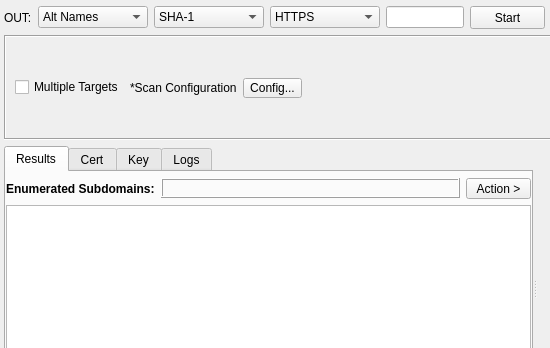
Before: the Qt Designer form sub3suite/src/engines/ssl/Ssl.ui in 3nock/OTE, drawn with Qt 5; both pictures show x 0 to 550 and y 0 to 348 of the 727 by 429 pixel window.
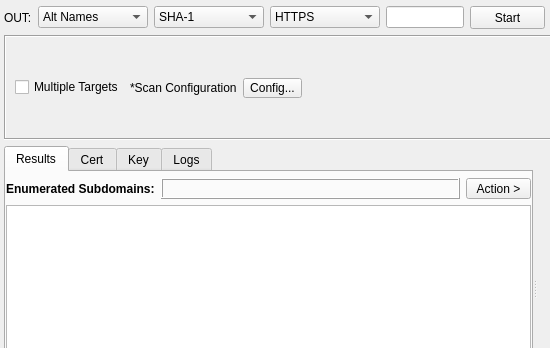
After: the same form once the commit is applied. Custom widgets are drawn as their Qt base class.

Diff of the .ui file:
```diff
--- a/sub3suite/src/engines/ssl/Ssl.ui
+++ b/sub3suite/src/engines/ssl/Ssl.ui
@@ -325,7 +325,7 @@
              <item>
               <widget class="QLabel" name="labelResultsCount">
                <property name="sizePolicy">
-                <sizepolicy hsizetype="Preferred" vsizetype="Maximum">
+                <sizepolicy hsizetype="Preferred" vsizetype="Preferred">
                  <horstretch>0</horstretch>
                  <verstretch>0</verstretch>
                 </sizepolicy>
@@ -333,13 +333,13 @@
                <property name="minimumSize">
                 <size>
                  <width>0</width>
-                 <height>20</height>
+                 <height>0</height>
                 </size>
                </property>
                <property name="maximumSize">
                 <size>
                  <width>16777215</width>
-                 <height>20</height>
+                 <height>16777215</height>
                 </size>
                </property>
                <property name="font">
```
